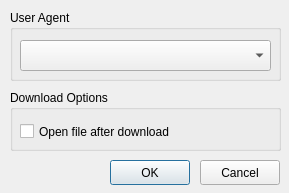
moose-kazan/qOPDSbrowser, file src/dialogsettings.ui: the form before one commit.
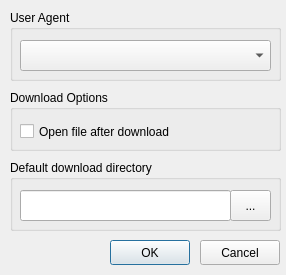
The form after the commit.

Commit message: New option: default download directory

Patch:
```diff
--- a/src/dialogsettings.ui
+++ b/src/dialogsettings.ui
@@ -6,8 +6,8 @@
    <rect>
     <x>0</x>
     <y>0</y>
-    <width>289</width>
-    <height>193</height>
+    <width>286</width>
+    <height>275</height>
    </rect>
   </property>
   <property name="windowTitle">
@@ -40,7 +40,7 @@
    <property name="geometry">
     <rect>
      <x>110</x>
-     <y>160</y>
+     <y>240</y>
      <width>80</width>
      <height>25</height>
     </rect>
@@ -53,7 +53,7 @@
    <property name="geometry">
     <rect>
      <x>200</x>
-     <y>160</y>
+     <y>240</y>
      <width>80</width>
      <height>25</height>
     </rect>
@@ -88,6 +88,42 @@
     </property>
    </widget>
   </widget>
+  <widget class="QGroupBox" name="groupDownloadDirectory">
+   <property name="geometry">
+    <rect>
+     <x>10</x>
+     <y>160</y>
+     <width>271</width>
+     <height>71</height>
+    </rect>
+   </property>
+   <property name="title">
+    <string>Default download directory</string>
+   </property>
+   <widget class="QLineEdit" name="defaultDownloadDirectoryEdit">
+    <property name="geometry">
+     <rect>
+      <x>10</x>
+      <y>30</y>
+      <width>211</width>
+      <height>31</height>
+     </rect>
+    </property>
+   </widget>
+   <widget class="QToolButton" name="defaultDownloadDirectoryButton">
+    <property name="geometry">
+     <rect>
+      <x>220</x>
+      <y>30</y>
+      <width>41</width>
+      <height>31</height>
+     </rect>
+    </property>
+    <property name="text">
+     <string>...</string>
+    </property>
+   </widget>
+  </widget>
  </widget>
  <resources/>
  <connections>
```
Left out of the diff: 17 changed lines with no effect on the pictures. The commit also changes 6 other files.
